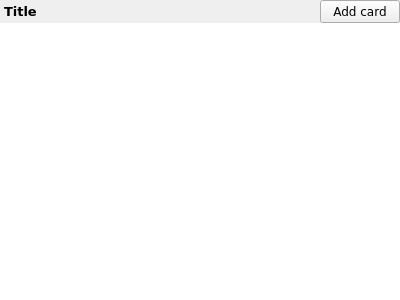
First picture: the form in Organiser/gui/widgets/widgetnotes.ui, repository lit-uriy/KanbanOrganiser, before the edit.
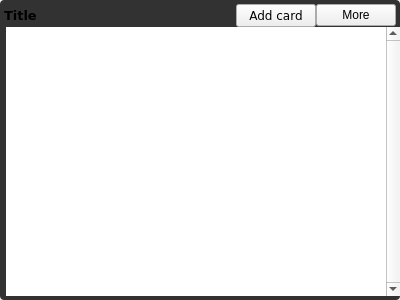
Second picture: the form after the edit. Icons and pictures are not drawn. Custom widgets are drawn as their Qt base class.

Commit message: Added column edit and card drag and drop (need fix in droping in same column and claculating drop position)

```diff
--- a/Organiser/gui/widgets/widgetnotes.ui
+++ b/Organiser/gui/widgets/widgetnotes.ui
@@ -14,7 +14,17 @@
    <string>Form</string>
   </property>
   <property name="styleSheet">
-   <string notr="true"/>
+   <string notr="true">QWidget#wdtMain
+{
+    background-color: #323232;
+	border-radius : 4px;
+}
+
+QWidget#wdtTable,
+QWidget#wdtTitlebar
+{
+ background-color: #323232;
+}</string>
   </property>
   <layout class="QVBoxLayout" name="verticalLayout">
    <property name="spacing">
@@ -33,7 +43,28 @@
     <number>0</number>
    </property>
    <item>
-    <widget class="QWidget" name="widget" native="true">
+    <widget class="QWidget" name="wdtMain" native="true">
+     <layout class="QVBoxLayout" name="verticalLayout_3">
+      <property name="spacing">
+       <number>0</number>
+      </property>
+      <property name="leftMargin">
+       <number>0</number>
+      </property>
+      <property name="topMargin">
+       <number>4</number>
+      </property>
+      <property name="rightMargin">
+       <number>0</number>
+      </property>
+      <property name="bottomMargin">
+       <number>4</number>
+      </property>
+      <item>
+       <widget class="QWidget" name="wdtTitlebar" native="true">
+        <property name="styleSheet">
+         <string notr="true"/>
+        </property>
      <layout class="QHBoxLayout" name="horizontalLayout">
       <property name="spacing">
        <number>0</number>
@@ -45,7 +76,7 @@
        <number>0</number>
       </property>
       <property name="rightMargin">
-       <number>0</number>
+          <number>4</number>
       </property>
       <property name="bottomMargin">
        <number>0</number>
@@ -94,17 +125,57 @@
         </property>
        </widget>
       </item>
+         <item>
+          <widget class="QPushButton" name="btnColumnOptions">
+           <property name="text">
+            <string notr="true">More</string>
+           </property>
+          </widget>
+         </item>
      </layout>
     </widget>
    </item>
    <item>
-    <widget class="QTableWidget" name="twdNotes">
+       <widget class="QWidget" name="wdtTable" native="true">
+        <property name="styleSheet">
+         <string notr="true"/>
+        </property>
+        <layout class="QVBoxLayout" name="verticalLayout_2">
+         <property name="spacing">
+          <number>0</number>
+         </property>
+         <property name="leftMargin">
+          <number>6</number>
+         </property>
+         <property name="topMargin">
+          <number>0</number>
+         </property>
+         <property name="rightMargin">
+          <number>0</number>
+         </property>
+         <property name="bottomMargin">
+          <number>0</number>
+         </property>
+         <item>
+          <widget class="NotesTableWidget" name="twdNotes">
      <property name="contextMenuPolicy">
       <enum>Qt::CustomContextMenu</enum>
      </property>
      <property name="frameShape">
       <enum>QFrame::NoFrame</enum>
      </property>
+           <property name="verticalScrollBarPolicy">
+            <enum>Qt::ScrollBarAlwaysOn</enum>
+           </property>
+           <property name="horizontalScrollBarPolicy">
+            <enum>Qt::ScrollBarAlwaysOff</enum>
+           </property>
+           <property name="dragDropMode">
+            <enum>QAbstractItemView::DragDrop</enum>
+           </property>
+           <property name="selectionMode">
+            <enum>QAbstractItemView::SingleSelection</enum>
+           </property>
      <attribute name="horizontalHeaderVisible">
       <bool>false</bool>
      </attribute>
@@ -140,6 +211,12 @@
     </widget>
    </item>
   </layout>
+       </widget>
+      </item>
+     </layout>
+    </widget>
+   </item>
+  </layout>
   <action name="actionEditCard">
    <property name="text">
     <string>Edit card</string>
@@ -151,6 +228,13 @@
    </property>
   </action>
  </widget>
+ <customwidgets>
+  <customwidget>
+   <class>NotesTableWidget</class>
+   <extends>QTableWidget</extends>
+   <header>gui/widgets/notestablewidget.h</header>
+  </customwidget>
+ </customwidgets>
  <resources>
   <include location="../../resources.qrc"/>
  </resources>
```
Left out of the diff: 13 changed lines with no effect on the pictures. Lines whose indentation alone changed are shown as unchanged. The commit also changes 24 other files.
